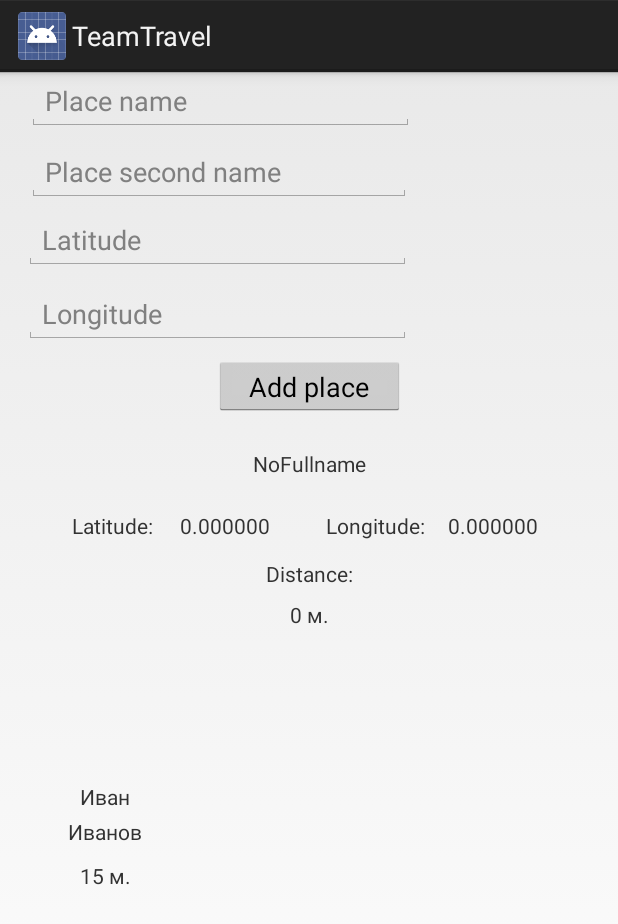
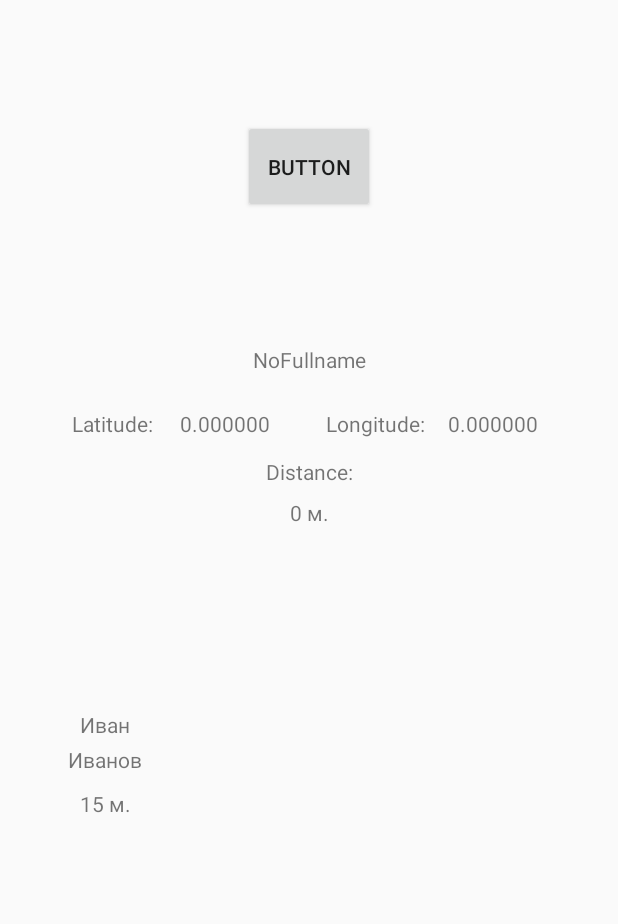
Before and after one commit to LepikhinEgor/TeamTravel, an Android app: the screen it shows after launch (MainActivity), on a phone screen of 412 x 824 dp. Shown: the top 924 px of the screen. Run offline under Robolectric (Android 15) with nearby library versions, the phone set to English and light mode, and no system bars; our stand-ins replace Firebase (no records; nobody signed in at launch, a user with empty details on screens opened directly).

Commit message:
Add activity for add new place

```diff
--- a/app/build.gradle
+++ b/app/build.gradle
@@ -22,6 +22,7 @@ dependencies {
     implementation fileTree(dir: 'libs', include: ['*.jar'])
     implementation 'com.android.support.constraint:constraint-layout:1.1.2'
     implementation 'com.google.firebase:firebase-database:11.8.0'
+    implementation 'com.android.support:appcompat-v7:28.0.0-rc02'
     testImplementation 'junit:junit:4.12'
     androidTestImplementation 'com.android.support.test:runner:1.0.2'
     androidTestImplementation 'com.android.support.test.espresso:espresso-core:3.0.2'
--- a/app/src/main/AndroidManifest.xml
+++ b/app/src/main/AndroidManifest.xml
@@ -8,7 +8,7 @@
         android:label="@string/app_name"
         android:roundIcon="@mipmap/ic_launcher_round"
         android:supportsRtl="true"
-        android:theme="@style/AppTheme">
+        android:theme="@style/Theme.AppCompat.Light">
         <activity android:name=".MainActivity">
             <intent-filter>
                 <action android:name="android.intent.action.MAIN" />
@@ -16,6 +16,7 @@
                 <category android:name="android.intent.category.LAUNCHER" />
             </intent-filter>
         </activity>
+        <activity android:name=".AddNewPlaceActivity"></activity>
     </application>
 
 </manifest>
--- a/app/src/main/java/com/example/lepik/teamtravel/Person.java
+++ b/app/src/main/java/com/example/lepik/teamtravel/Person.java
@@ -1,11 +1,13 @@
 package com.example.lepik.teamtravel;
+
+import java.io.Serializable;
 
 import static java.lang.Math.acos;
 import static java.lang.Math.cos;
 import static java.lang.Math.sin;
 import static java.lang.Math.toRadians;
 
-public class Person {
+public class Person implements Serializable{
     private String id;
     private String firstName;
     private String secondName;
--- a/app/src/main/res/layout/activity_main.xml
+++ b/app/src/main/res/layout/activity_main.xml
@@ -8,76 +8,6 @@
     tools:context=".MainActivity">
 
 
-    <EditText
-        android:id="@+id/inputLongitude"
-        android:layout_width="258dp"
-        android:layout_height="33dp"
-        android:layout_marginEnd="8dp"
-        android:layout_marginLeft="16dp"
-        android:layout_marginRight="8dp"
-        android:layout_marginStart="16dp"
-        android:layout_marginTop="16dp"
-        android:ems="10"
-        android:hint="@string/longitudeHint"
-        android:inputType="numberDecimal"
-        app:layout_constraintEnd_toEndOf="parent"
-        app:layout_constraintHorizontal_bias="0.0"
-        app:layout_constraintStart_toStartOf="parent"
-        app:layout_constraintTop_toBottomOf="@+id/inputLatitude" />
-
-    <EditText
-        android:id="@+id/inputName"
-        android:layout_width="258dp"
-        android:layout_height="35dp"
-        android:layout_marginEnd="8dp"
-        android:layout_marginLeft="8dp"
-        android:layout_marginRight="8dp"
-        android:layout_marginStart="8dp"
-        android:layout_marginTop="4dp"
-        android:ems="10"
-        android:hint="@string/placeNameHint"
-        android:inputType="textPersonName"
-        app:layout_constraintEnd_toEndOf="parent"
-        app:layout_constraintHorizontal_bias="0.072"
-        app:layout_constraintStart_toStartOf="parent"
-        app:layout_constraintTop_toTopOf="parent" />
-
-    <EditText
-        android:id="@+id/inputLatitude"
-        android:layout_width="258dp"
-        android:layout_height="37dp"
-        android:layout_marginEnd="8dp"
-        android:layout_marginLeft="16dp"
-        android:layout_marginRight="8dp"
-        android:layout_marginStart="16dp"
-        android:layout_marginTop="8dp"
-        android:ems="10"
-        android:hint="@string/latitudeHint"
-        android:inputType="numberDecimal"
-        app:layout_constraintEnd_toEndOf="parent"
-        app:layout_constraintHorizontal_bias="0.0"
-        app:layout_constraintStart_toStartOf="parent"
-        app:layout_constraintTop_toBottomOf="@+id/inputSurname" />
-
-    <Button
-        android:id="@+id/addNewPlace"
-        android:layout_width="127dp"
-        android:layout_height="40dp"
-        android:layout_marginBottom="300dp"
-        android:layout_marginEnd="8dp"
-        android:layout_marginLeft="8dp"
-        android:layout_marginRight="8dp"
-        android:layout_marginStart="8dp"
-        android:layout_marginTop="8dp"
-        android:onClick="addNewPlace"
-        android:text="@string/addPlaceBtnStr"
-        app:layout_constraintBottom_toBottomOf="parent"
-        app:layout_constraintEnd_toEndOf="parent"
-        app:layout_constraintHorizontal_bias="0.502"
-        app:layout_constraintStart_toStartOf="parent"
-        app:layout_constraintTop_toBottomOf="@+id/inputLongitude"
-        app:layout_constraintVertical_bias="0.0" />
-
     <TextView
         android:id="@+id/selectedFullName"
         android:layout_width="264dp"
@@ -86,12 +16,12 @@
         android:layout_marginLeft="8dp"
         android:layout_marginRight="8dp"
         android:layout_marginStart="8dp"
-        android:layout_marginTop="20dp"
+        android:layout_marginTop="228dp"
         android:gravity="center"
         android:text="@string/defFullName"
         app:layout_constraintEnd_toEndOf="parent"
         app:layout_constraintStart_toStartOf="parent"
-        app:layout_constraintTop_toBottomOf="@+id/addNewPlace" />
+        app:layout_constraintTop_toTopOf="parent" />
 
     <LinearLayout
         android:id="@+id/linearLayout"
@@ -184,6 +114,7 @@
         app:layout_constraintTop_toBottomOf="@+id/distanceLabel" />
 
     <HorizontalScrollView
+        android:id="@+id/horizontalScrollView"
         android:layout_width="368dp"
         android:layout_height="85dp"
         android:layout_marginBottom="8dp"
@@ -239,21 +170,19 @@
         </LinearLayout>
     </HorizontalScrollView>
 
-    <EditText
-        android:id="@+id/inputSurname"
-        android:layout_width="256dp"
-        android:layout_height="wrap_content"
+    <Button
+        android:id="@+id/toAddActivity"
+        android:layout_width="wrap_content"
+        android:layout_height="62dp"
         android:layout_marginEnd="8dp"
         android:layout_marginLeft="8dp"
         android:layout_marginRight="8dp"
         android:layout_marginStart="8dp"
-        android:layout_marginTop="8dp"
-        android:ems="10"
-        android:inputType="textPersonName"
-        android:hint="@string/placeSecondNameHint"
+        android:layout_marginTop="80dp"
+        android:text="Button"
         app:layout_constraintEnd_toEndOf="parent"
-        app:layout_constraintHorizontal_bias="0.071"
+        app:layout_constraintHorizontal_bias="0.501"
         app:layout_constraintStart_toStartOf="parent"
-        app:layout_constraintTop_toBottomOf="@+id/inputName" />
+        app:layout_constraintTop_toTopOf="parent" />
 
 </android.support.constraint.ConstraintLayout>
--- a/app/src/main/res/values/strings.xml
+++ b/app/src/main/res/values/strings.xml
@@ -18,4 +18,5 @@
     <string name="personDistanceIDPattern">person_dist_</string>
     <string name="inputSecondNamestr">Place second name</string>
     <string name="placeSecondNameHint">Place second name</string>
+    <string name="searchBtnText">Search</string>
 </resources>
```
Also changed, not shown: app/src/main/java/com/example/lepik/teamtravel/AddNewPlaceActivity.java (added, +91 -0 lines), app/src/main/java/com/example/lepik/teamtravel/MainActivity.java (+47 -28 lines), app/src/main/res/layout/activity_add_new_place.xml (added, +90 -0 lines).
